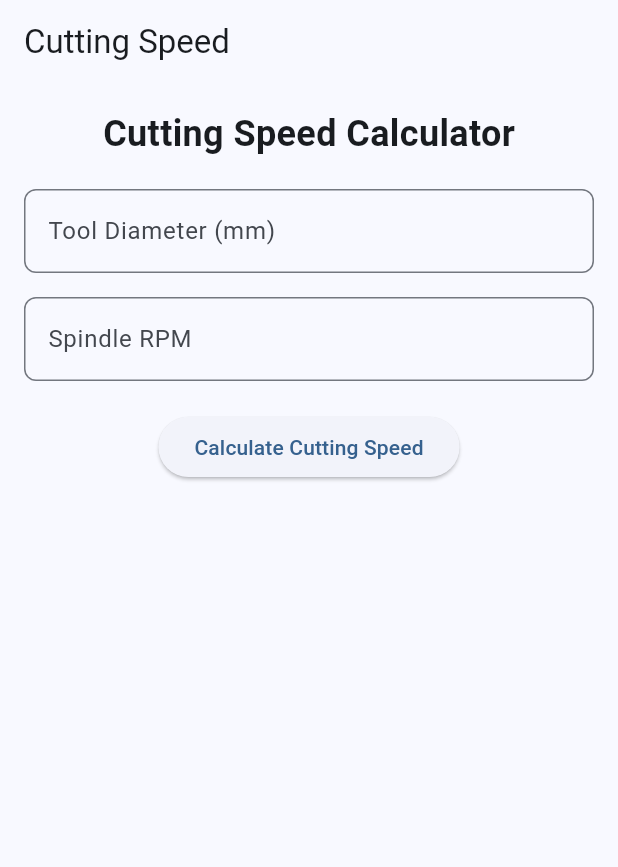
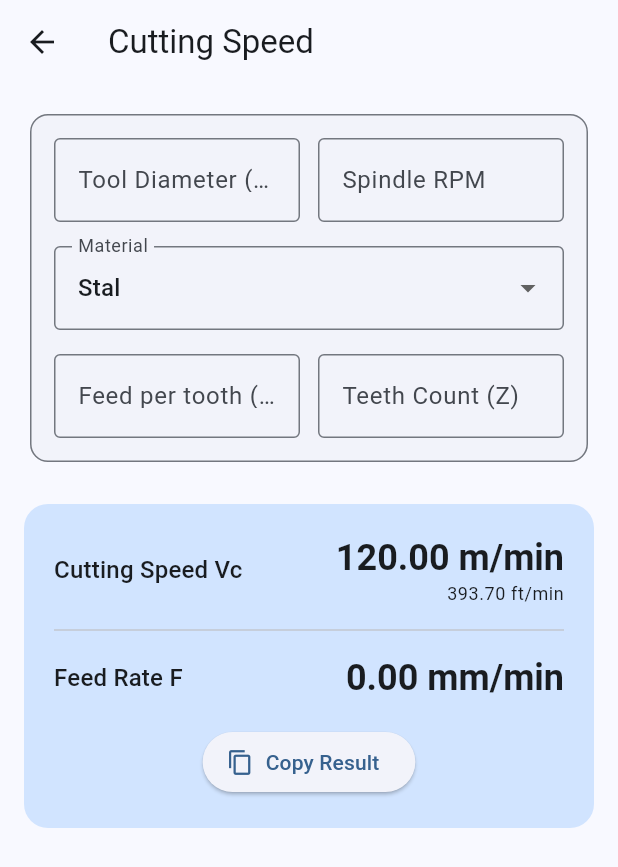
Before and after one commit to ZeroDayZ7/cnc_toolbox, a Flutter app: the CuttingSpeedPage screen opened by its route, on a phone screen of 412 x 824 dp. Shown: the top 867 px of the screen. Run offline on Flutter 3.47's test engine with Material 3 defaults, Android fonts, the phone set to English and light mode, and no system bars; our stand-ins replace easy_localization, flutter_riverpod, go_router, riverpod_annotation, shared_preferences; accounts and stored records are empty; generated files the repository leaves out were written again.

Commit message:
Add cutting speed calculator features and improve localization support

```diff
--- /dev/null
+++ b/lib/core/cutting_calculator.dart
@@ -0,0 +1,37 @@
+// lib/core/cutting_calculator.dart
+
+class CuttingCalculator {
+  static Map<String, double> calculate({
+    required String material,
+    required double fz,
+    required int z,
+    required int n,
+  }) {
+    double vc;
+    double f;
+
+    switch (material) {
+      case 'Steel':
+        vc = 120;
+        f = fz * z * n;
+        break;
+      case 'Aluminum':
+        vc = 250;
+        f = fz * z * n;
+        break;
+      case 'Stainless':
+        vc = 80;
+        f = fz * z * n;
+        break;
+      case 'Titanium':
+        vc = 60;
+        f = fz * z * n;
+        break;
+      default:
+        vc = 100;
+        f = fz * z * n;
+    }
+
+    return {'vc': vc, 'f': f};
+  }
+}
--- a/lib/core/router/app_router.dart
+++ b/lib/core/router/app_router.dart
@@ -23,22 +23,22 @@ final routerProvider = Provider<GoRouter>((ref) {
         builder: (context, state) => const SettingsPage(),
       ),
       GoRoute(
-        path: '/cutting_speed',
+        path: '/cutting-speed',
         name: 'cutting_speed',
         builder: (context, state) => const CuttingSpeedPage(),
       ),
       GoRoute(
-        path: '/feed_rate',
+        path: '/feed-rate',
         name: 'feed_rate',
         builder: (context, state) => const FeedRatePage(),
       ),
       GoRoute(
-        path: '/spindle_speed',
+        path: '/spindle-speed',
         name: 'spindle_speed',
         builder: (context, state) => const SpindleSpeedPage(),
       ),
       GoRoute(
-        path: '/tap_drill',
+        path: '/tap-drill',
         name: 'tap_drill',
         builder: (context, state) => const TapDrillPage(),
       ),
--- a/lib/features/cutting_speed/cutting_speed_page.dart
+++ b/lib/features/cutting_speed/cutting_speed_page.dart
@@ -1,59 +1,59 @@
+// Provider dla cutting speed
+import 'package:cnc_toolbox/features/cutting_speed/cutting_speed_provider.dart';
+// Wydzielone widgety
+import 'package:cnc_toolbox/widgets/cutting_speed_input_section.dart';
+import 'package:cnc_toolbox/widgets/cutting_speed_result_card.dart';
+import 'package:cnc_toolbox/widgets/safety_alert_widget.dart';
+import 'package:easy_localization/easy_localization.dart';
 import 'package:flutter/material.dart';
+import 'package:flutter_riverpod/flutter_riverpod.dart';
+import 'package:go_router/go_router.dart';
 
-class CuttingSpeedPage extends StatelessWidget {
+class CuttingSpeedPage extends ConsumerStatefulWidget {
   const CuttingSpeedPage({super.key});
 
   @override
+  ConsumerState<CuttingSpeedPage> createState() => _CuttingSpeedPageState();
+}
+
+class _CuttingSpeedPageState extends ConsumerState<CuttingSpeedPage> {
+  final _formKey = GlobalKey<FormState>();
+  final _dController = TextEditingController();
+  final _nController = TextEditingController();
+  final _fzController = TextEditingController();
+  final _zController = TextEditingController();
+
+  @override
   Widget build(BuildContext context) {
+    final state = ref.watch(cuttingSpeedProvider);
+
     return Scaffold(
-      appBar: AppBar(title: const Text('Cutting Speed')),
-      body: Padding(
+      appBar: AppBar(
+        title: Text('cutting_speed'.tr()),
+        leading: IconButton(
+          icon: const Icon(Icons.arrow_back),
+          onPressed: () => context.go('/'),
+        ),
+      ),
+      body: SingleChildScrollView(
         padding: const EdgeInsets.all(16),
-        child: Column(
-          children: [
-            const Text(
-              'Cutting Speed Calculator',
-              style: TextStyle(fontSize: 24, fontWeight: FontWeight.bold),
-            ),
-            const SizedBox(height: 20),
-
-            // Input: Diameter
-            TextField(
-              decoration: InputDecoration(
-                labelText: 'Tool Diameter (mm)',
-                border: OutlineInputBorder(
-                  borderRadius: BorderRadius.circular(8),
-                ),
+        child: Form(
+          key: _formKey,
+          child: Column(
+            crossAxisAlignment: CrossAxisAlignment.stretch,
+            children: [
+              CuttingSpeedInputSection(
+                dController: _dController,
+                nController: _nController,
+                fzController: _fzController,
+                zController: _zController,
               ),
-              keyboardType: TextInputType.number,
-            ),
-            const SizedBox(height: 16),
-
-            // Input: RPM
-            TextField(
-              decoration: InputDecoration(
-                labelText: 'Spindle RPM',
-                border: OutlineInputBorder(
-                  borderRadius: BorderRadius.circular(8),
-                ),
-              ),
-              keyboardType: TextInputType.number,
-            ),
-            const SizedBox(height: 20),
-
-            // Button
-            ElevatedButton(
-              onPressed: () {
-                // Tutaj dodamy logikę kalkulacji
-                ScaffoldMessenger.of(context).showSnackBar(
-                  const SnackBar(
-                    content: Text('Calculation not implemented yet'),
-                  ),
-                );
-              },
-              child: const Text('Calculate Cutting Speed'),
-            ),
-          ],
+              const SizedBox(height: 24),
+              CuttingSpeedResultCard(state: state),
+              if (state.safetyAlert != null)
+                SafetyAlertWidget(alertKey: state.safetyAlert!),
+            ],
+          ),
         ),
       ),
     );
--- /dev/null
+++ b/lib/features/cutting_speed/cutting_speed_provider.dart
@@ -0,0 +1,72 @@
+import 'package:cnc_toolbox/core/cutting_calculator.dart';
+import 'package:riverpod_annotation/riverpod_annotation.dart';
+
+part 'cutting_speed_provider.g.dart';
+
+class CuttingSpeedState {
+  final double diameter;
+  final int rpm;
+  final double feedPerTooth;
+  final int teethCount;
+  final String material;
+
+  CuttingSpeedState({
+    this.diameter = 0,
+    this.rpm = 0,
+    this.feedPerTooth = 0,
+    this.teethCount = 1,
+    this.material = 'Steel',
+  });
+
+  /// Obliczenia przy użyciu klasy CuttingCalculator
+  double get cuttingSpeed {
+    final result = CuttingCalculator.calculate(
+      material: material,
+      fz: feedPerTooth,
+      z: teethCount,
+      n: rpm,
+    );
+    return result['vc']!;
+  }
+
+  double get feedRate {
+    final result = CuttingCalculator.calculate(
+      material: material,
+      fz: feedPerTooth,
+      z: teethCount,
+      n: rpm,
+    );
+    return result['f']!;
+  }
+
+  double get cuttingSpeedFt => cuttingSpeed * 3.28084;
+
+  String? get safetyAlert {
+    if (material == 'Steel' && cuttingSpeed > 250) {
+      return 'alert_high_speed_steel';
+    }
+    if (material == 'Aluminum' && cuttingSpeed > 1000) {
+      return 'alert_high_speed_alu';
+    }
+    if (rpm > 20000) {
+      return 'alert_extreme_rpm';
+    }
+    return null;
+  }
+}
+
+@riverpod
+class CuttingSpeedNotifier extends _$CuttingSpeedNotifier {
+  @override
+  CuttingSpeedState build() => CuttingSpeedState();
+
+  void updateInputs({double? d, int? n, double? fz, int? z, String? mat}) {
+    state = CuttingSpeedState(
+      diameter: d ?? state.diameter,
+      rpm: n ?? state.rpm,
+      feedPerTooth: fz ?? state.feedPerTooth,
+      teethCount: z ?? state.teethCount,
+      material: mat ?? state.material,
+    );
+  }
+}
--- a/lib/features/feed_rate/feed_rate_page.dart
+++ b/lib/features/feed_rate/feed_rate_page.dart
@@ -11,7 +11,7 @@ class FeedRatePage extends StatelessWidget {
         title: const Text('Feed Rate'),
         leading: IconButton(
           icon: const Icon(Icons.arrow_back),
-          onPressed: () => context.pop(),
+          onPressed: () => context.go("/"),
         ),
       ),
       body: const Center(child: Text('Feed Rate Page Placeholder')),
--- a/lib/features/home/tools_list.dart
+++ b/lib/features/home/tools_list.dart
@@ -13,7 +13,7 @@ const tools = [
     icon: Icons.settings,
     labelKey: "tools.spindle_rpm",
     descriptionKey: "descriptions.spindle_rpm",
-    route: "/spindle-rpm",
+    route: "/spindle-speed",
   ),
   ToolItem(
     icon: Icons.calculate,
--- a/lib/features/spindle_speed/spindle_speed_page.dart
+++ b/lib/features/spindle_speed/spindle_speed_page.dart
@@ -11,7 +11,7 @@ class SpindleSpeedPage extends StatelessWidget {
         title: const Text('Spindle Speed'),
         leading: IconButton(
           icon: const Icon(Icons.arrow_back),
-          onPressed: () => context.pop(),
+          onPressed: () => context.go("/"),
         ),
       ),
       body: const Center(child: Text('Spindle Speed Page Placeholder')),
--- a/lib/features/tap_drill/tap_drill_page.dart
+++ b/lib/features/tap_drill/tap_drill_page.dart
@@ -11,7 +11,7 @@ class TapDrillPage extends StatelessWidget {
         title: const Text('Tap Drill'),
         leading: IconButton(
           icon: const Icon(Icons.arrow_back),
-          onPressed: () => context.pop(),
+          onPressed: () => context.go("/"),
         ),
       ),
       body: const Center(child: Text('Tap Drill Page Placeholder')),
--- /dev/null
+++ b/lib/widgets/custom_field.dart
@@ -0,0 +1,31 @@
+// lib/widgets/custom_field.dart
+import 'package:flutter/material.dart';
+
+class CustomField extends StatelessWidget {
+  final String label;
+  final String suffix;
+  final TextEditingController controller;
+  final Function(String) onChanged;
+
+  const CustomField({
+    super.key,
+    required this.label,
+    required this.suffix,
+    required this.controller,
+    required this.onChanged,
+  });
+
+  @override
+  Widget build(BuildContext context) {
+    return TextFormField(
+      controller: controller,
+      keyboardType: const TextInputType.numberWithOptions(decimal: true),
+      decoration: InputDecoration(
+        labelText: label,
+        suffixText: suffix,
+        border: const OutlineInputBorder(),
+      ),
+      onChanged: onChanged,
+    );
+  }
+}
--- /dev/null
+++ b/lib/widgets/cutting_speed_input_section.dart
@@ -0,0 +1,113 @@
+import 'package:cnc_toolbox/features/cutting_speed/cutting_speed_provider.dart';
+import 'package:easy_localization/easy_localization.dart';
+import 'package:flutter/material.dart';
+import 'package:flutter_riverpod/flutter_riverpod.dart';
+
+import 'custom_field.dart';
+
+class CuttingSpeedInputSection extends ConsumerWidget {
+  final TextEditingController dController;
+  final TextEditingController nController;
+  final TextEditingController fzController;
+  final TextEditingController zController;
+
+  const CuttingSpeedInputSection({
+    super.key,
+    required this.dController,
+    required this.nController,
+    required this.fzController,
+    required this.zController,
+  });
+
+  @override
+  Widget build(BuildContext context, WidgetRef ref) {
+    final state = ref.watch(cuttingSpeedProvider);
+    final notifier = ref.read(cuttingSpeedProvider.notifier);
+
+    return Card(
+      elevation: 0,
+      shape: RoundedRectangleBorder(
+        side: BorderSide(color: Theme.of(context).dividerColor),
+        borderRadius: BorderRadius.circular(12),
+      ),
+      child: Padding(
+        padding: const EdgeInsets.all(16),
+        child: Column(
+          children: [
+            // Pierwszy wiersz: średnica i RPM
+            Row(
+              children: [
+                Expanded(
+                  child: CustomField(
+                    label: 'tool_diameter'.tr(),
+                    suffix: 'mm',
+                    controller: dController,
+                    onChanged: (v) =>
+                        notifier.updateInputs(d: double.tryParse(v)),
+                  ),
+                ),
+                const SizedBox(width: 12),
+                Expanded(
+                  child: CustomField(
+                    label: 'spindle_rpm'.tr(),
+                    suffix: 'RPM',
+                    controller: nController,
+                    onChanged: (v) => notifier.updateInputs(n: int.tryParse(v)),
+                  ),
+                ),
+              ],
+            ),
+
+            const SizedBox(height: 16),
+
+            // Dropdown materiału z tłumaczeniem
+            DropdownButtonFormField<String>(
+              decoration: InputDecoration(
+                labelText: 'material'.tr(),
+                border: const OutlineInputBorder(),
+              ),
+              initialValue: state.material, // poprawne użycie Riverpod
+              items: ['Steel', 'Aluminum', 'Stainless', 'Titanium']
+                  .map(
+                    (mat) => DropdownMenuItem(
+                      value: mat,
+                      child: Text(mat.tr()), // tłumaczenie
+                    ),
+                  )
+                  .toList(),
+              onChanged: (v) {
+                if (v != null) notifier.updateInputs(mat: v);
+              },
+            ),
+
+            const SizedBox(height: 16),
+
+            // Drugi wiersz: posuw na ząb i liczba zębów
+            Row(
+              children: [
+                Expanded(
+                  child: CustomField(
+                    label: 'fz_per_tooth'.tr(),
+                    suffix: 'mm/z',
+                    controller: fzController,
+                    onChanged: (v) =>
+                        notifier.updateInputs(fz: double.tryParse(v)),
+                  ),
+                ),
+                const SizedBox(width: 12),
+                Expanded(
+                  child: CustomField(
+                    label: 'teeth_count'.tr(),
+                    suffix: 'Z',
+                    controller: zController,
+                    onChanged: (v) => notifier.updateInputs(z: int.tryParse(v)),
+                  ),
+                ),
+              ],
+            ),
+          ],
+        ),
+      ),
+    );
+  }
+}
--- /dev/null
+++ b/lib/widgets/cutting_speed_result_card.dart
@@ -0,0 +1,50 @@
+import 'package:cnc_toolbox/features/cutting_speed/cutting_speed_provider.dart';
+import 'package:easy_localization/easy_localization.dart';
+import 'package:flutter/material.dart';
+import 'package:flutter/services.dart';
+
+import 'result_row.dart';
+
+class CuttingSpeedResultCard extends StatelessWidget {
+  final CuttingSpeedState state;
+
+  const CuttingSpeedResultCard({super.key, required this.state});
+
+  @override
+  Widget build(BuildContext context) {
+    return Container(
+      padding: const EdgeInsets.all(20),
+      decoration: BoxDecoration(
+        color: Theme.of(context).colorScheme.primaryContainer,
+        borderRadius: BorderRadius.circular(16),
+      ),
+      child: Column(
+        children: [
+          ResultRow(
+            label: 'cutting_speed_vc'.tr(),
+            value: '${state.cuttingSpeed.toStringAsFixed(2)} m/min',
+            subValue: '${state.cuttingSpeedFt.toStringAsFixed(2)} ft/min',
+          ),
+          const Divider(height: 32),
+          ResultRow(
+            label: 'feed_rate_f'.tr(),
+            value: '${state.feedRate.toStringAsFixed(2)} mm/min',
+          ),
+          const SizedBox(height: 16),
+          ElevatedButton.icon(
+            onPressed: () {
+              Clipboard.setData(
+                ClipboardData(text: state.cuttingSpeed.toStringAsFixed(2)),
+              );
+              ScaffoldMessenger.of(
+                context,
+              ).showSnackBar(SnackBar(content: Text('copied'.tr())));
+            },
+            icon: const Icon(Icons.copy),
+            label: Text('copy_result'.tr()),
+          ),
+        ],
+      ),
+    );
+  }
+}
--- /dev/null
+++ b/lib/widgets/result_row.dart
@@ -0,0 +1,38 @@
+// lib/widgets/result_row.dart
+import 'package:flutter/material.dart';
+
+class ResultRow extends StatelessWidget {
+  final String label;
+  final String value;
+  final String? subValue;
+
+  const ResultRow({
+    super.key,
+    required this.label,
+    required this.value,
+    this.subValue,
+  });
+
+  @override
+  Widget build(BuildContext context) {
+    return Row(
+      mainAxisAlignment: MainAxisAlignment.spaceBetween,
+      children: [
+        Text(label, style: Theme.of(context).textTheme.titleMedium),
+        Column(
+          crossAxisAlignment: CrossAxisAlignment.end,
+          children: [
+            Text(
+              value,
+              style: Theme.of(
+                context,
+              ).textTheme.headlineSmall?.copyWith(fontWeight: FontWeight.bold),
+            ),
+            if (subValue != null)
+              Text(subValue!, style: Theme.of(context).textTheme.bodySmall),
+          ],
+        ),
+      ],
+    );
+  }
+}
--- /dev/null
+++ b/lib/widgets/safety_alert_widget.dart
@@ -0,0 +1,38 @@
+import 'package:easy_localization/easy_localization.dart';
+import 'package:flutter/material.dart';
+
+class SafetyAlertWidget extends StatelessWidget {
+  final String alertKey;
+
+  const SafetyAlertWidget({super.key, required this.alertKey});
+
+  @override
+  Widget build(BuildContext context) {
+    return Padding(
+      padding: const EdgeInsets.only(top: 16),
+      child: Container(
+        padding: const EdgeInsets.all(12),
+        decoration: BoxDecoration(
+          color: Colors.orange.withValues(alpha:0.1),
+          borderRadius: BorderRadius.circular(8),
+          border: Border.all(color: Colors.orange),
+        ),
+        child: Row(
+          children: [
+            const Icon(Icons.warning_amber_rounded, color: Colors.orange),
+            const SizedBox(width: 12),
+            Expanded(
+              child: Text(
+                alertKey.tr(),
+                style: const TextStyle(
+                  color: Colors.orange,
+                  fontWeight: FontWeight.bold,
+                ),
+              ),
+            ),
+          ],
+        ),
+      ),
+    );
+  }
+}
```
Also changed, not shown: assets/translations/en.json (+22 -1 lines), assets/translations/pl.json (+22 -1 lines), lib/features/cutting_speed/cutting_speed_provider.g.dart (added).
